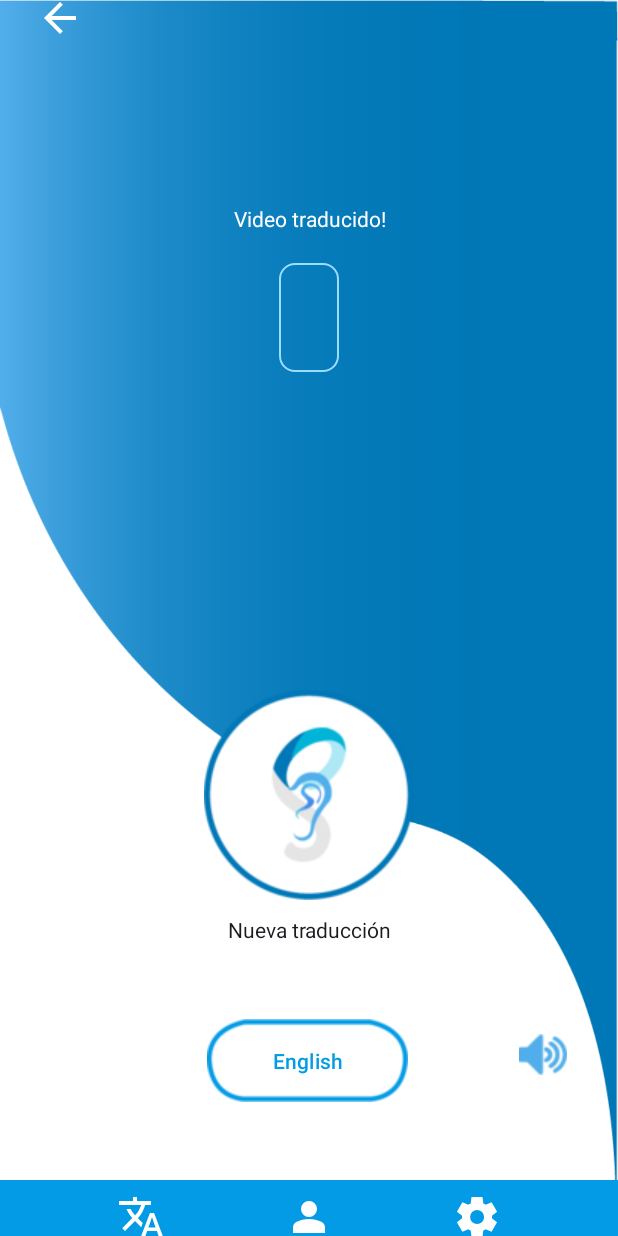
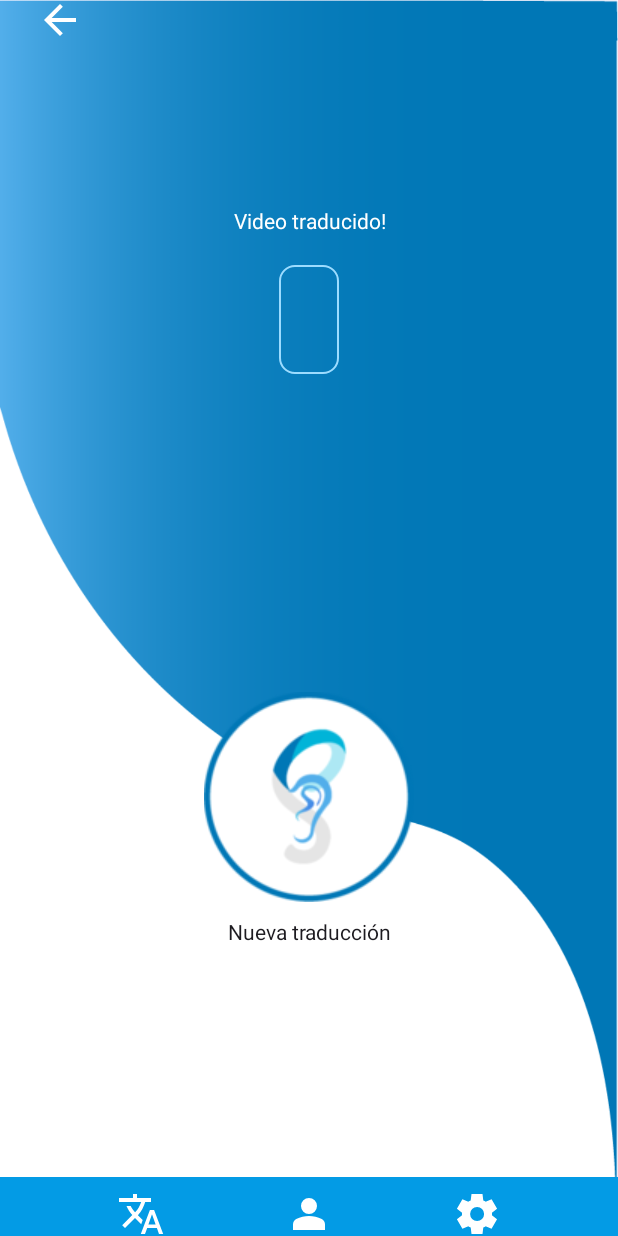
Before and after one commit to Speaking-Hands/app, an Android app: the layout activity_traducido.xml on its own in the app's theme, with its tools: preview values and no code run, on a phone screen of 412 x 824 dp. Run offline under Robolectric (Android 15) with nearby library versions, the phone set to English and light mode, and no system bars.

Commit message:
comment buttons

```diff
--- a/app/src/main/res/layout/activity_traducido.xml
+++ b/app/src/main/res/layout/activity_traducido.xml
@@ -76,31 +76,32 @@
         <LinearLayout
             android:id="@+id/linear3"
             android:layout_width="match_parent"
-            android:layout_height="wrap_content"
+            android:layout_height="52dp"
             android:gravity="end|center_vertical"
             android:orientation="horizontal"
             android:layout_marginTop="30dp"
             tools:context=".Traduciendo">
 
-            <Button
+            <!--<Button
                 android:id="@+id/volver_button"
                 android:layout_width="wrap_content"
                 android:layout_height="wrap_content"
                 android:layout_marginEnd="50dp"
                 android:background="@drawable/languagebox"
-                android:textColor="?android:colorPrimary"
-                android:text="@string/english" />
+                android:text="@string/english"
+                android:textColor="?android:colorPrimary" />
+
             <Button
                 android:id="@+id/sound"
                 android:layout_width="wrap_content"
                 android:layout_height="wrap_content"
-            android:minWidth="0dp"
+                android:layout_gravity="end"
+                android:layout_marginEnd="10dp"
                 android:height="48dp"
                 android:background="@android:color/transparent"
                 android:drawableEnd="@drawable/volume"
-            android:layout_marginEnd="10dp"
-            app:iconPadding="0dp"
-            android:layout_gravity="end"/>
+                android:minWidth="0dp"
+                app:iconPadding="0dp" />-->
         </LinearLayout>
 
     </LinearLayout>
```
Lines whose indentation alone changed are shown as unchanged.
